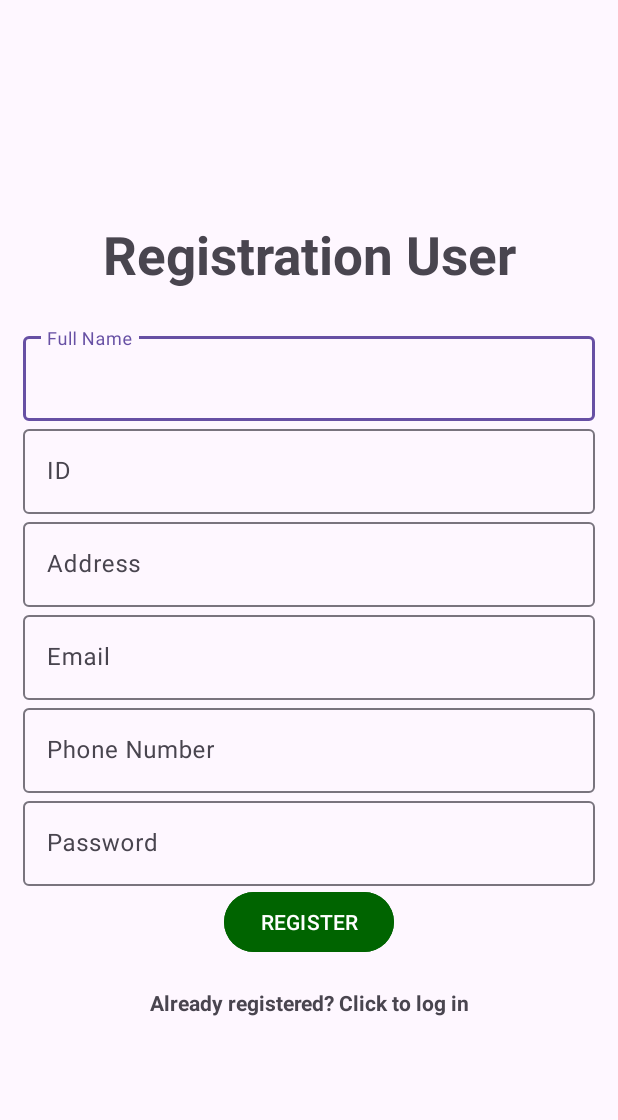
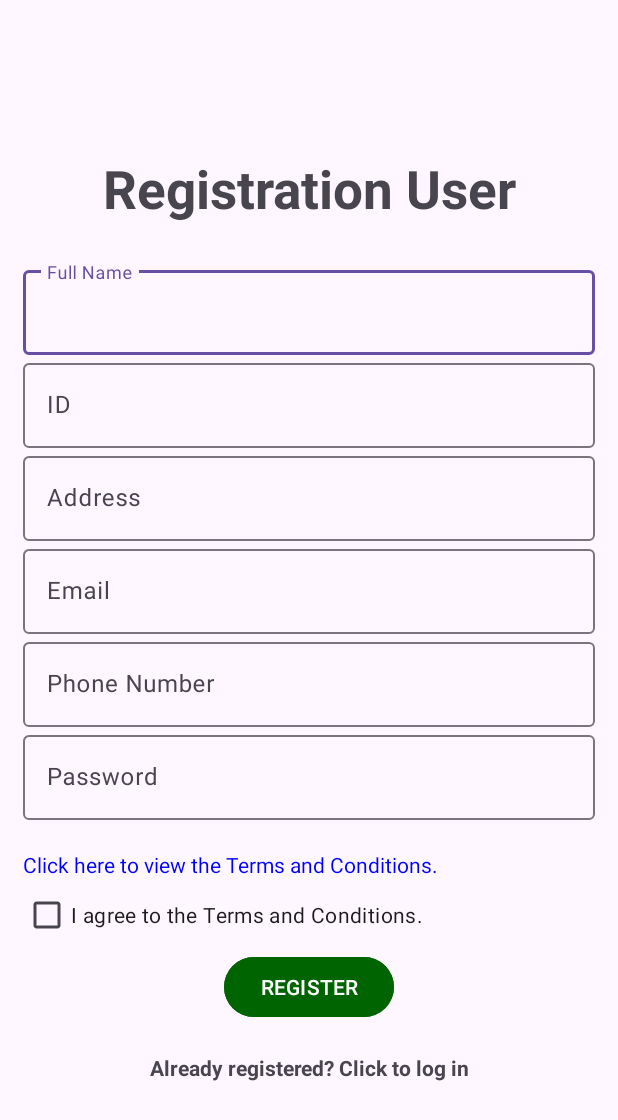
Before and after one commit to Kfirul/Swipe-N-Borrow, an Android app: the layout activity_register_user.xml on its own in the app's theme, with its tools: preview values and no code run, on a phone screen of 412 x 824 dp. Shown: the top 1120 px of the screen. Run offline under Robolectric (Android 15) with nearby library versions, the phone set to English and light mode, and no system bars.

Commit message:
add condition and terms to user

```diff
--- a/app/src/main/AndroidManifest.xml
+++ b/app/src/main/AndroidManifest.xml
@@ -14,6 +14,9 @@
         android:supportsRtl="true"
         android:theme="@style/Theme.Material3.Light"
         tools:targetApi="31">
+        <activity
+            android:name=".TermsActivityUser"
+            android:exported="false" />
         <activity
             android:name=".ScrollingActivity"
             android:exported="false"
--- a/app/src/main/java/com/example/swipe_n_borrow/RegisterUser.java
+++ b/app/src/main/java/com/example/swipe_n_borrow/RegisterUser.java
@@ -48,6 +48,10 @@ public class RegisterUser extends AppCompatActivity {
             startActivity(intent);
             finish();
         }
+    }
+    public void openTermsActivityUser(View view) {
+        Intent intent = new Intent(this, TermsActivityUser.class);
+        startActivity(intent);
     }
 
     @Override
--- a/app/src/main/res/layout/activity_register_user.xml
+++ b/app/src/main/res/layout/activity_register_user.xml
@@ -77,7 +77,33 @@
         android:visibility="gone"
         android:layout_width="wrap_content"
         android:layout_height="wrap_content"/>
+    <ScrollView
+        android:layout_width="match_parent"
+        android:layout_height="wrap_content"
+        android:layout_marginTop="20dp">
 
+        <LinearLayout
+            android:layout_width="match_parent"
+            android:layout_height="wrap_content"
+            android:orientation="vertical">
+
+            <!-- Your other terms of usage TextViews can be added here -->
+            <TextView
+                android:id="@+id/termsAndConditions"
+                android:text="Click here to view the Terms and Conditions."
+                android:layout_width="wrap_content"
+                android:layout_height="wrap_content"
+                android:textColor="#0000FF"
+                android:clickable="true"
+                android:onClick="openTermsActivityUser" />
+
+            <CheckBox
+                android:id="@+id/checkBoxTerms"
+                android:text="I agree to the Terms and Conditions."
+                android:layout_width="wrap_content"
+                android:layout_height="wrap_content" />
+        </LinearLayout>
+    </ScrollView>
     <Button
         android:id="@+id/BTN_Register"
         android:text="REGISTER"
@@ -97,5 +123,4 @@
 
 
 
-
 </LinearLayout>
```
Also changed, not shown: app/src/main/java/com/example/swipe_n_borrow/TermsActivityUser.java (added, +31 -0 lines), app/src/main/java/com/example/swipe_n_borrow/ui/dashboard/DashboardFragment.java (deleted, +0 -37 lines), app/src/main/java/com/example/swipe_n_borrow/ui/dashboard/DashboardViewModel.java (deleted, +0 -19 lines), app/src/main/java/com/example/swipe_n_borrow/ui/home/HomeFragment.java (deleted, +0 -37 lines), app/src/main/java/com/example/swipe_n_borrow/ui/home/HomeViewModel.java (deleted, +0 -19 lines), app/src/main/java/com/example/swipe_n_borrow/ui/notifications/NotificationsFragment.java (deleted, +0 -37 lines), app/src/main/java/com/example/swipe_n_borrow/ui/notifications/NotificationsViewModel.java (deleted, +0 -19 lines), app/src/main/res/layout/activity_terms_user.xml (added, +89 -0 lines).
